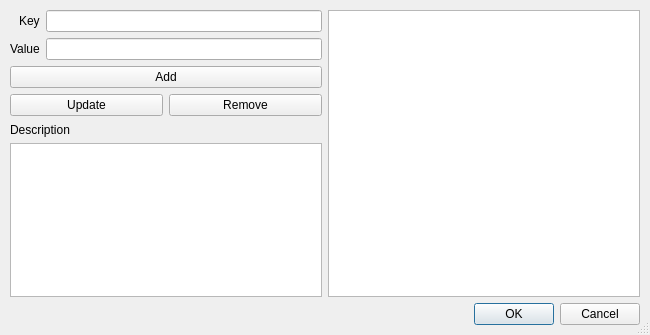
Before: the Qt Designer form qtfred/ui/CustomDataDialog.ui in MjnMixael/fs2open.github.com, drawn with Qt 5.
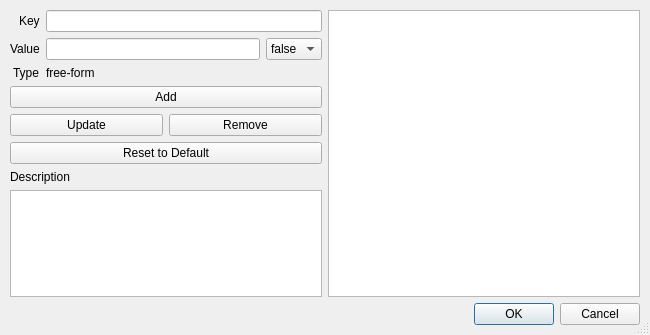
After: the same form once the commit is applied.

Commit message: Ship instance custom data + typed editor.tbl custom data schemas (#36)

```diff
--- a/qtfred/ui/CustomDataDialog.ui
+++ b/qtfred/ui/CustomDataDialog.ui
@@ -65,7 +65,39 @@
           </widget>
          </item>
          <item row="1" column="1">
-          <widget class="QLineEdit" name="valueLineEdit"/>
+          <layout class="QHBoxLayout" name="valueEditLayout">
+           <item>
+            <widget class="QLineEdit" name="valueLineEdit"/>
+           </item>
+           <item>
+            <widget class="QComboBox" name="valueBoolCombo">
+             <item>
+              <property name="text">
+               <string>false</string>
+              </property>
+             </item>
+             <item>
+              <property name="text">
+               <string>true</string>
+              </property>
+             </item>
+            </widget>
+           </item>
+          </layout>
+         </item>
+         <item row="2" column="0">
+          <widget class="QLabel" name="typeLabel">
+           <property name="text">
+            <string>Type</string>
+           </property>
+          </widget>
+         </item>
+         <item row="2" column="1">
+          <widget class="QLabel" name="typeValueLabel">
+           <property name="text">
+            <string>free-form</string>
+           </property>
+          </widget>
          </item>
         </layout>
        </item>
@@ -101,6 +133,16 @@
            </property>
           </widget>
          </item>
+         <item row="2" column="0" colspan="2">
+          <widget class="QPushButton" name="resetButton">
+           <property name="toolTip">
+            <string>&lt;html&gt;&lt;head/&gt;&lt;body&gt;&lt;p&gt;Reset the value to the schema default for this key&lt;/p&gt;&lt;/body&gt;&lt;/html&gt;</string>
+           </property>
+           <property name="text">
+            <string>Reset to Default</string>
+           </property>
+          </widget>
+         </item>
         </layout>
        </item>
        <item>
```
The commit also changes 37 other files.
